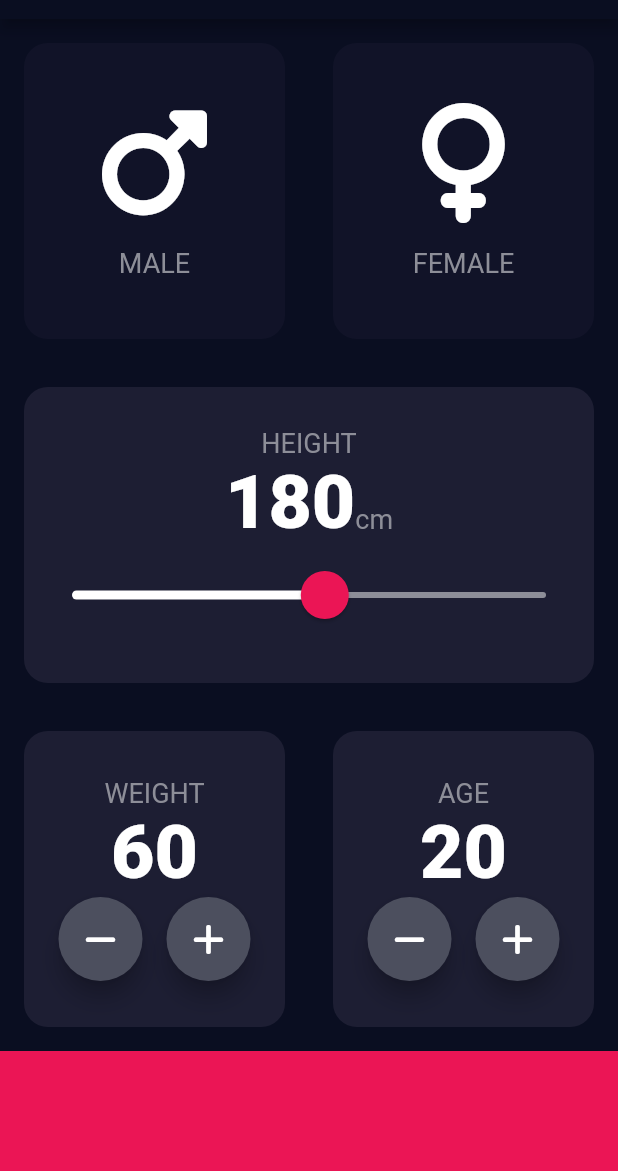
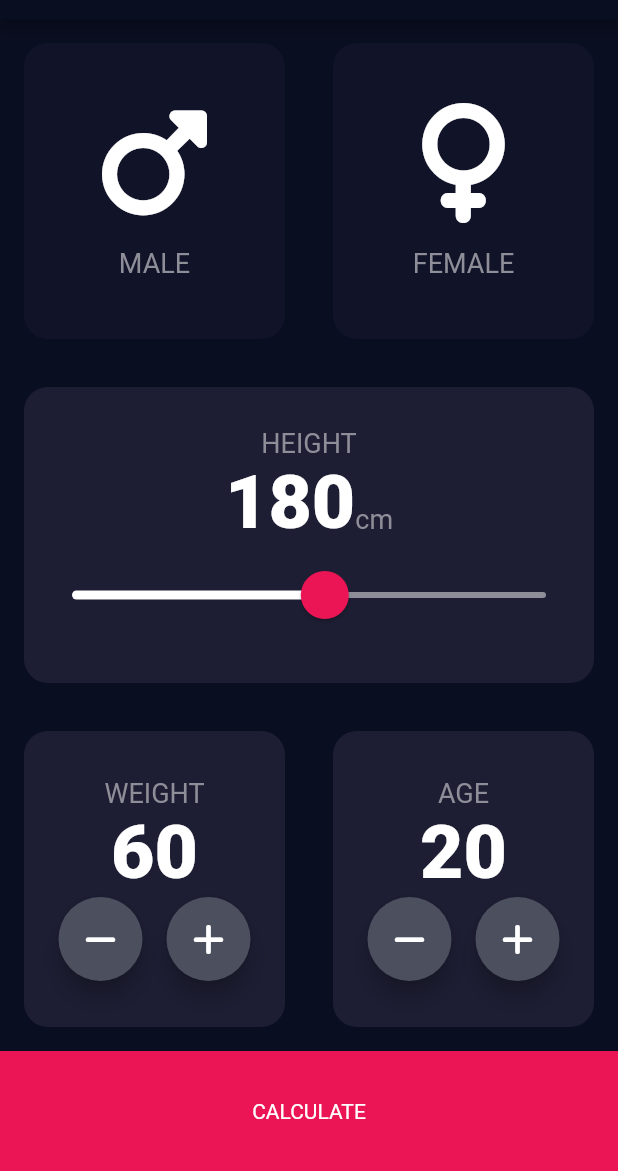
Before and after one commit to FadyFawzyOfficial/bmi-calculator, a Flutter app: the screen it shows after launch, on a phone screen of 412 x 824 dp, the part 65-1236 px from its top. Run offline on Flutter 3.47's test engine with Material 2 defaults, Android fonts, the phone set to English and light mode, and no system bars; our stand-ins replace font_awesome_flutter.

Commit message:
16. Navigate between 2 Routes (Screens) (How to?)

```diff
--- a/lib/input_screen.dart
+++ b/lib/input_screen.dart
@@ -3,8 +3,9 @@ import 'package:font_awesome_flutter/font_awesome_flutter.dart';
 
 import 'constants.dart';
 import 'icon_content.dart';
+import 'results_screen.dart';
+import 'reusable_card.dart';
 import 'value_content.dart';
-import 'reusable_card.dart';
 
 enum Gender {
   male,
@@ -124,10 +125,20 @@ class InputScreenState extends State<InputScreen> {
               ],
             ),
           ),
-          Container(
-            width: double.infinity,
-            height: kBottomContainerHeight,
-            color: kFuchsiaColor,
+          InkWell(
+            onTap: () => Navigator.push(
+              context,
+              MaterialPageRoute(
+                builder: (context) => const ResultsScreen(),
+              ),
+            ),
+            child: Container(
+              alignment: Alignment.center,
+              width: double.infinity,
+              height: kBottomContainerHeight,
+              color: kFuchsiaColor,
+              child: const Text('CALCULATE'),
+            ),
           ),
         ],
       ),
```
Also changed, not shown: lib/results_screen.dart (added, +15 -0 lines).
